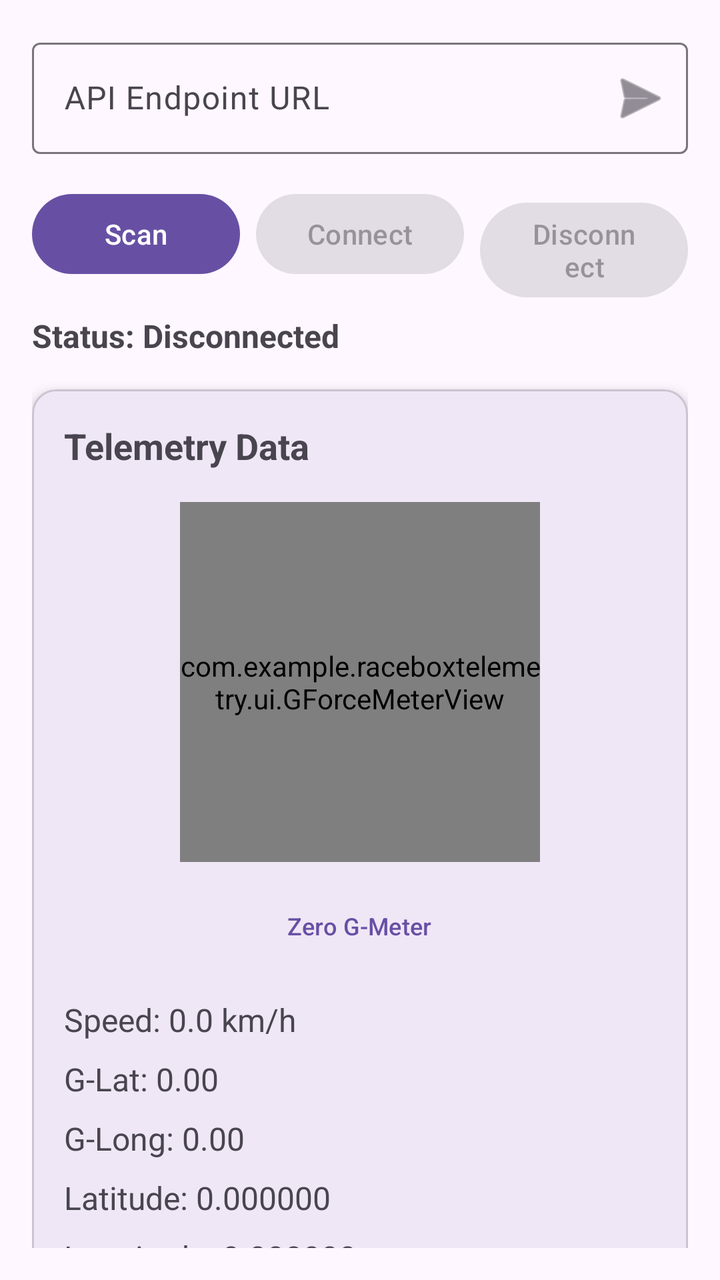
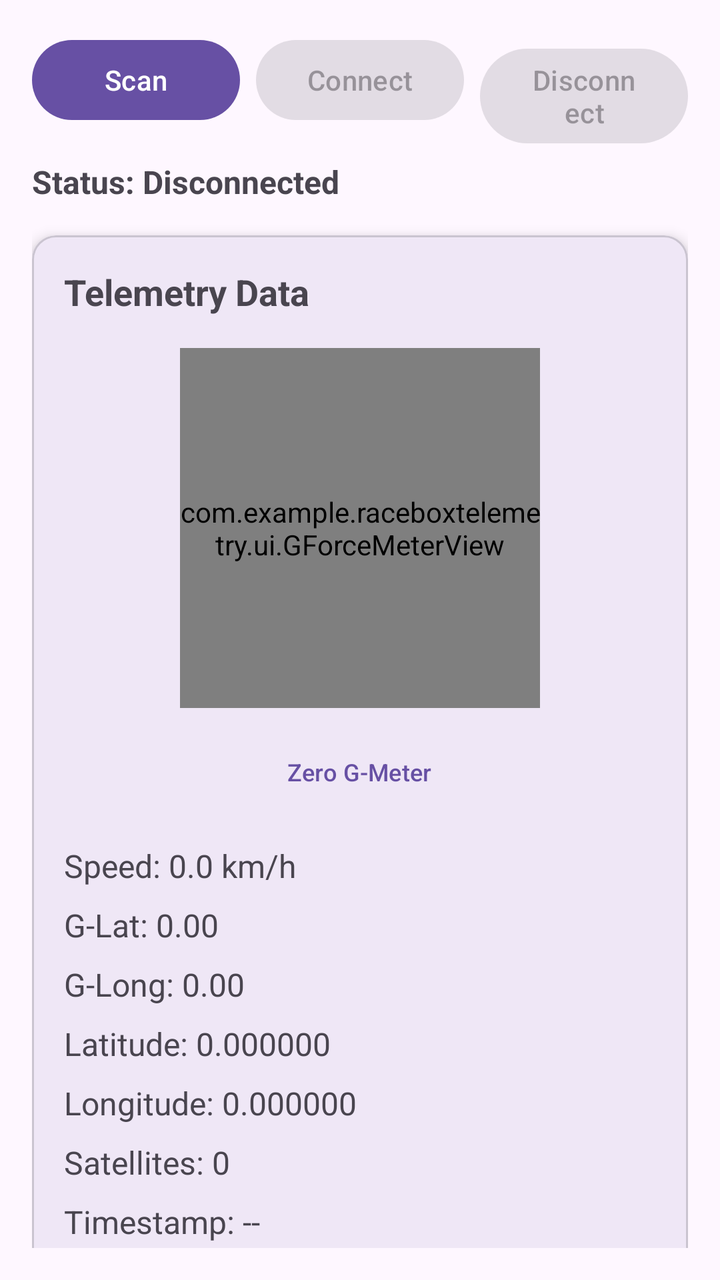

Two renders of the same Android screen: before a commit and after it. Below are the layout's source before the change and the commit's diff.
<!-- AndroidManifest.xml: application theme Theme.Material3.DayNight -->
<!-- res/layout/activity_main.xml -->
<?xml version="1.0" encoding="utf-8"?>

<androidx.constraintlayout.widget.ConstraintLayout xmlns:android="http://schemas.android.com/apk/res/android"
    xmlns:app="http://schemas.android.com/apk/res-auto"
    xmlns:tools="http://schemas.android.com/tools"
    android:layout_width="match_parent"
    android:layout_height="match_parent"
    android:padding="16dp"
    tools:context=".MainActivity">

    <com.google.android.material.textfield.TextInputLayout
        android:id="@+id/apiUrlLayout"
        android:layout_width="0dp"
        android:layout_height="wrap_content"
        android:hint="API Endpoint URL"
        app:endIconMode="custom"
        app:endIconDrawable="@android:drawable/ic_menu_send"
        app:endIconContentDescription="Apply URL"
        app:layout_constraintEnd_toEndOf="parent"
        app:layout_constraintStart_toStartOf="parent"
        app:layout_constraintTop_toTopOf="parent">

        <com.google.android.material.textfield.TextInputEditText
            android:id="@+id/apiUrlInput"
            android:layout_width="match_parent"
            android:layout_height="wrap_content"
            android:inputType="textUri"
            android:imeOptions="actionDone" />
    </com.google.android.material.textfield.TextInputLayout>

    <com.google.android.material.button.MaterialButton
        android:id="@+id/scanButton"
        android:layout_width="0dp"
        android:layout_height="wrap_content"
        android:layout_marginTop="16dp"
        android:text="Scan"
        app:layout_constraintEnd_toStartOf="@+id/connectButton"
        app:layout_constraintHorizontal_chainStyle="spread"
        app:layout_constraintStart_toStartOf="parent"
        app:layout_constraintTop_toBottomOf="@+id/apiUrlLayout" />

    <com.google.android.material.button.MaterialButton
        android:id="@+id/connectButton"
        android:layout_width="0dp"
        android:layout_height="wrap_content"
        android:layout_marginStart="8dp"
        android:enabled="false"
        android:text="Connect"
        app:layout_constraintBaseline_toBaselineOf="@+id/scanButton"
        app:layout_constraintEnd_toStartOf="@+id/disconnectButton"
        app:layout_constraintStart_toEndOf="@+id/scanButton" />

    <com.google.android.material.button.MaterialButton
        android:id="@+id/disconnectButton"
        android:layout_width="0dp"
        android:layout_height="wrap_content"
        android:layout_marginStart="8dp"
        android:enabled="false"
        android:text="Disconnect"
        app:layout_constraintBaseline_toBaselineOf="@+id/scanButton"
        app:layout_constraintEnd_toEndOf="parent"
        app:layout_constraintStart_toEndOf="@+id/connectButton" />

    <com.google.android.material.textview.MaterialTextView
        android:id="@+id/statusText"
        android:layout_width="0dp"
        android:layout_height="wrap_content"
        android:layout_marginTop="16dp"
        android:text="Status: Disconnected"
        android:textSize="16sp"
        android:textStyle="bold"
        app:layout_constraintEnd_toEndOf="parent"
        app:layout_constraintStart_toStartOf="parent"
        app:layout_constraintTop_toBottomOf="@+id/scanButton" />

    <com.google.android.material.card.MaterialCardView
        android:id="@+id/telemetryCard"
        android:layout_width="0dp"
        android:layout_height="wrap_content"
        android:layout_marginTop="16dp"
        app:cardElevation="4dp"
        app:layout_constraintEnd_toEndOf="parent"
        app:layout_constraintStart_toStartOf="parent"
        app:layout_constraintTop_toBottomOf="@+id/statusText">

        <LinearLayout
            android:layout_width="match_parent"
            android:layout_height="wrap_content"
            android:orientation="vertical"
            android:padding="16dp">

            <com.google.android.material.textview.MaterialTextView
                android:layout_width="wrap_content"
                android:layout_height="wrap_content"
                android:text="Telemetry Data"
                android:textSize="18sp"
                android:textStyle="bold" />

            <com.example.raceboxtelemetry.ui.GForceMeterView
                android:id="@+id/gForceMeter"
                android:layout_width="180dp"
                android:layout_height="180dp"
                android:layout_marginTop="16dp"
                android:layout_gravity="center_horizontal" />

            <com.google.android.material.button.MaterialButton
                android:id="@+id/zeroGMeterButton"
                android:layout_width="wrap_content"
                android:layout_height="wrap_content"
                android:layout_gravity="center_horizontal"
                android:layout_marginTop="8dp"
                android:text="Zero G-Meter"
                android:textSize="12sp"
                style="@style/Widget.Material3.Button.TextButton" />

            <com.google.android.material.textview.MaterialTextView
                android:id="@+id/speedText"
                android:layout_width="wrap_content"
                android:layout_height="wrap_content"
                android:layout_marginTop="12dp"
                android:text="Speed: 0.0 km/h"
                android:textSize="16sp" />

            <com.google.android.material.textview.MaterialTextView
                android:id="@+id/gLatText"
                android:layout_width="wrap_content"
                android:layout_height="wrap_content"
                android:layout_marginTop="8dp"
                android:text="G-Lat: 0.00"
                android:textSize="16sp" />

            <com.google.android.material.textview.MaterialTextView
                android:id="@+id/gLongText"
                android:layout_width="wrap_content"
                android:layout_height="wrap_content"
                android:layout_marginTop="8dp"
                android:text="G-Long: 0.00"
                android:textSize="16sp" />

            <com.google.android.material.textview.MaterialTextView
                android:id="@+id/latitudeText"
                android:layout_width="wrap_content"
                android:layout_height="wrap_content"
                android:layout_marginTop="8dp"
                android:text="Latitude: 0.000000"
                android:textSize="16sp" />

            <com.google.android.material.textview.MaterialTextView
                android:id="@+id/longitudeText"
                android:layout_width="wrap_content"
                android:layout_height="wrap_content"
                android:layout_marginTop="8dp"
                android:text="Longitude: 0.000000"
                android:textSize="16sp" />

            <com.google.android.material.textview.MaterialTextView
                android:id="@+id/satellitesText"
                android:layout_width="wrap_content"
                android:layout_height="wrap_content"
                android:layout_marginTop="8dp"
                android:text="Satellites: 0"
                android:textSize="16sp" />

            <com.google.android.material.textview.MaterialTextView
                android:id="@+id/timestampText"
                android:layout_width="wrap_content"
                android:layout_height="wrap_content"
                android:layout_marginTop="8dp"
                android:text="Timestamp: --"
                android:textSize="16sp" />
        </LinearLayout>
    </com.google.android.material.card.MaterialCardView>

    <com.google.android.material.textview.MaterialTextView
        android:id="@+id/devicesLabel"
        android:layout_width="0dp"
        android:layout_height="wrap_content"
        android:layout_marginTop="16dp"
        android:text="Available Devices:"
        android:textSize="16sp"
        android:textStyle="bold"
        app:layout_constraintEnd_toEndOf="parent"
        app:layout_constraintStart_toStartOf="parent"
        app:layout_constraintTop_toBottomOf="@+id/telemetryCard" />

    <androidx.recyclerview.widget.RecyclerView
        android:id="@+id/devicesRecyclerView"
        android:layout_width="0dp"
        android:layout_height="0dp"
        android:layout_marginTop="8dp"
        app:layout_constraintBottom_toBottomOf="parent"
        app:layout_constraintEnd_toEndOf="parent"
        app:layout_constraintStart_toStartOf="parent"
        app:layout_constraintTop_toBottomOf="@+id/devicesLabel"
        tools:listitem="@android:layout/simple_list_item_2" />

</androidx.constraintlayout.widget.ConstraintLayout>
<!-- resources referenced by this layout -->
<resources>

</resources>

<!-- the commit's change to res/layout/activity_main.xml (unified diff, before → after) -->
@@ -8,36 +8,15 @@
     android:padding="16dp"
     tools:context=".MainActivity">
 
-    <com.google.android.material.textfield.TextInputLayout
-        android:id="@+id/apiUrlLayout"
-        android:layout_width="0dp"
-        android:layout_height="wrap_content"
-        android:hint="API Endpoint URL"
-        app:endIconMode="custom"
-        app:endIconDrawable="@android:drawable/ic_menu_send"
-        app:endIconContentDescription="Apply URL"
-        app:layout_constraintEnd_toEndOf="parent"
-        app:layout_constraintStart_toStartOf="parent"
-        app:layout_constraintTop_toTopOf="parent">
-
-        <com.google.android.material.textfield.TextInputEditText
-            android:id="@+id/apiUrlInput"
-            android:layout_width="match_parent"
-            android:layout_height="wrap_content"
-            android:inputType="textUri"
-            android:imeOptions="actionDone" />
-    </com.google.android.material.textfield.TextInputLayout>
-
     <com.google.android.material.button.MaterialButton
         android:id="@+id/scanButton"
         android:layout_width="0dp"
         android:layout_height="wrap_content"
-        android:layout_marginTop="16dp"
         android:text="Scan"
         app:layout_constraintEnd_toStartOf="@+id/connectButton"
         app:layout_constraintHorizontal_chainStyle="spread"
         app:layout_constraintStart_toStartOf="parent"
-        app:layout_constraintTop_toBottomOf="@+id/apiUrlLayout" />
+        app:layout_constraintTop_toTopOf="parent" />
 
     <com.google.android.material.button.MaterialButton
         android:id="@+id/connectButton"
@@ -171,27 +150,5 @@
         </LinearLayout>
     </com.google.android.material.card.MaterialCardView>
 
-    <com.google.android.material.textview.MaterialTextView
-        android:id="@+id/devicesLabel"
-        android:layout_width="0dp"
-        android:layout_height="wrap_content"
-        android:layout_marginTop="16dp"
-        android:text="Available Devices:"
-        android:textSize="16sp"
-        android:textStyle="bold"
-        app:layout_constraintEnd_toEndOf="parent"
-        app:layout_constraintStart_toStartOf="parent"
-        app:layout_constraintTop_toBottomOf="@+id/telemetryCard" />
-
-    <androidx.recyclerview.widget.RecyclerView
-        android:id="@+id/devicesRecyclerView"
-        android:layout_width="0dp"
-        android:layout_height="0dp"
-        android:layout_marginTop="8dp"
-        app:layout_constraintBottom_toBottomOf="parent"
-        app:layout_constraintEnd_toEndOf="parent"
-        app:layout_constraintStart_toStartOf="parent"
-        app:layout_constraintTop_toBottomOf="@+id/devicesLabel"
-        tools:listitem="@android:layout/simple_list_item_2" />
 
 </androidx.constraintlayout.widget.ConstraintLayout>
